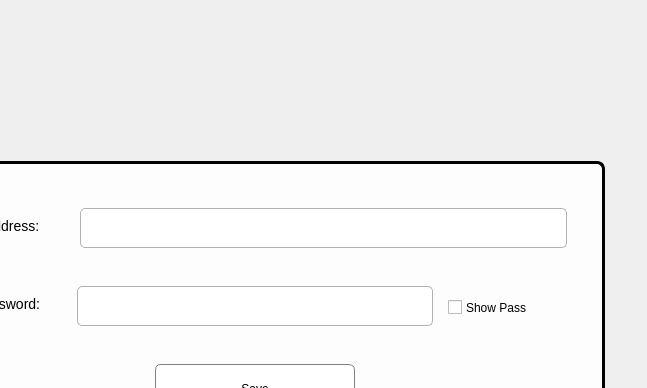
The window that UI/Dialogs/email_login_widget.ui (Justin-Kuchmy/JustPay_App) describes before a commit, drawn with Qt 5; both pictures show x 320 to 967 and y 0 to 388 of the 1150 by 622 pixel window.
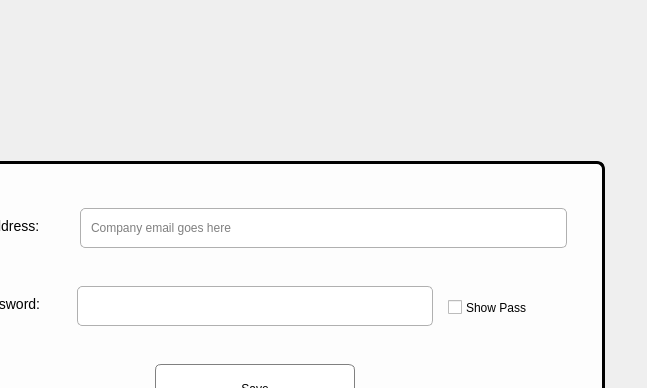
The same window after the commit.

Diff of the .ui file:
```diff
--- a/UI/Dialogs/email_login_widget.ui
+++ b/UI/Dialogs/email_login_widget.ui
@@ -144,7 +144,11 @@
            </widget>
           </item>
           <item>
-           <widget class="QLineEdit" name="emailLineEdit"/>
+           <widget class="QLineEdit" name="emailLineEdit">
+            <property name="placeholderText">
+             <string>Company email goes here</string>
+            </property>
+           </widget>
           </item>
          </layout>
         </item>
```
